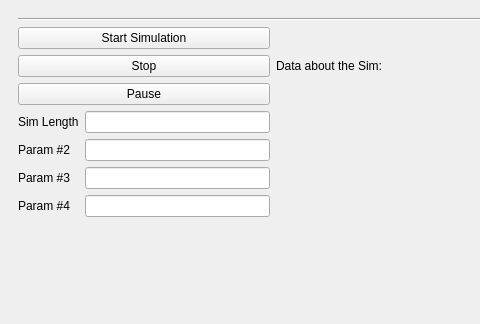
This is src/ui/gui/mainwindow.ui in G-PIES/G-PIES as Qt 5 draws it before an edit; both pictures show x 0 to 480 and y 0 to 324 of the 849 by 612 pixel window. The edited form follows.
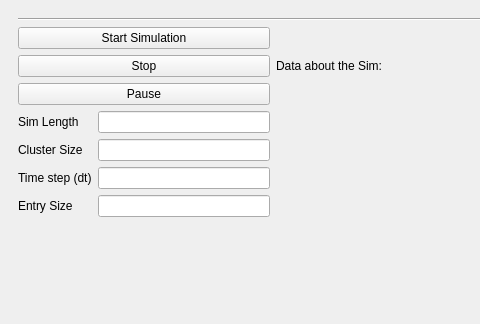
This is the edited form.

Commit message: added more detailed labels

```diff
--- a/src/ui/gui/mainwindow.ui
+++ b/src/ui/gui/mainwindow.ui
@@ -100,7 +100,7 @@
          <item row="1" column="0">
           <widget class="QLabel" name="label_4">
            <property name="text">
-            <string>Param #2</string>
+            <string>Cluster Size</string>
            </property>
           </widget>
          </item>
@@ -110,7 +110,7 @@
          <item row="2" column="0">
           <widget class="QLabel" name="label_5">
            <property name="text">
-            <string>Param #3</string>
+            <string>Time step (dt)</string>
            </property>
           </widget>
          </item>
@@ -120,7 +120,7 @@
          <item row="3" column="0">
           <widget class="QLabel" name="label_6">
            <property name="text">
-            <string>Param #4</string>
+            <string>Entry Size</string>
            </property>
           </widget>
          </item>
```
Left out of the diff: 28 changed lines with no effect on the pictures. The commit also changes 1 other file.
